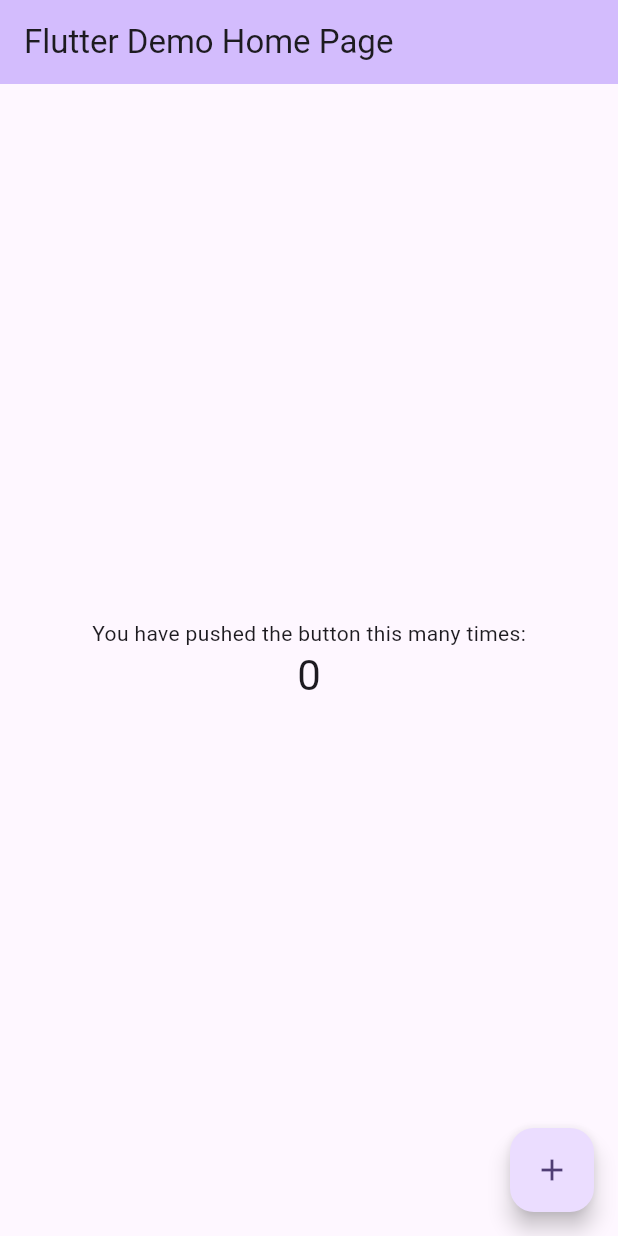
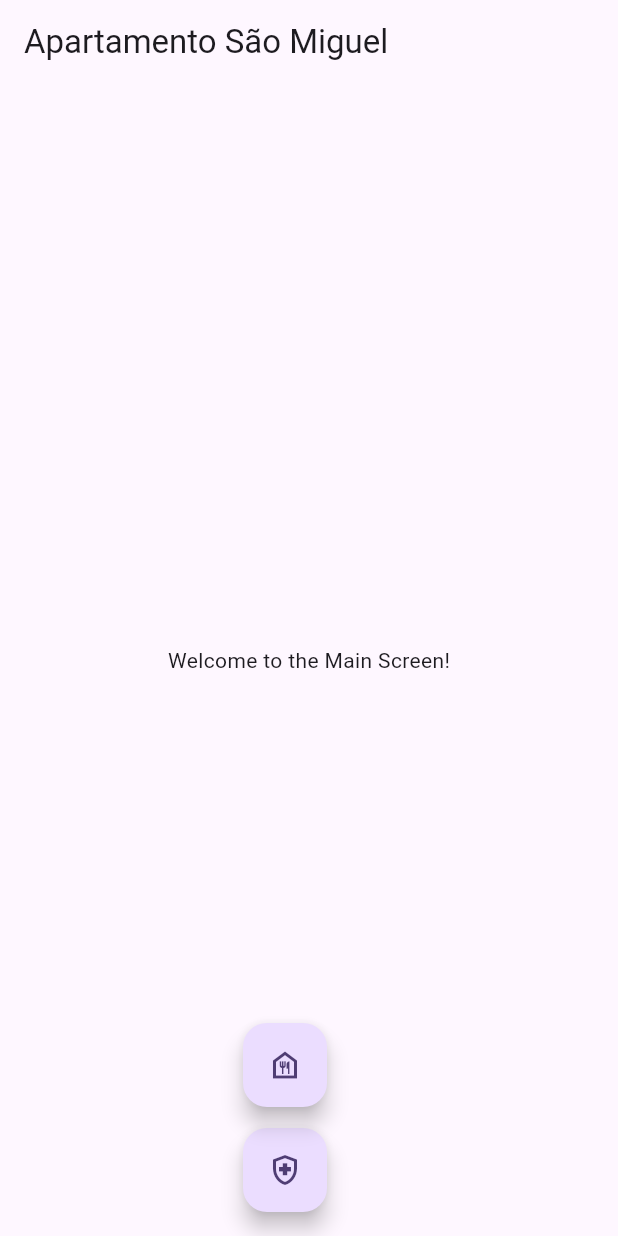
Before and after one commit to Fellipe-Borsato/app_sao_miguel, a Flutter app: the screen it shows after launch, on a phone screen of 412 x 824 dp. Run offline on Flutter 3.47's test engine with Material 3 defaults, Android fonts, the phone set to English and light mode, and no system bars.

Commit message:
feat: add food and healf button on main screen

```diff
--- a/lib/main.dart
+++ b/lib/main.dart
@@ -1,3 +1,4 @@
+import 'package:app_sao_miguel/main_screen.dart';
 import 'package:flutter/material.dart';
 
 void main() {
@@ -5,118 +6,16 @@ void main() {
 }
 
 class MyApp extends StatelessWidget {
-  const MyApp({super.key});
-
-  // This widget is the root of your application.
+const MyApp({super.key});
   @override
   Widget build(BuildContext context) {
     return MaterialApp(
-      title: 'Flutter Demo',
+      title: 'Apartamento São Miguel',
       theme: ThemeData(
-        // This is the theme of your application.
-        //
-        // TRY THIS: Try running your application with "flutter run". You'll see
-        // the application has a purple toolbar. Then, without quitting the app,
-        // try changing the seedColor in the colorScheme below to Colors.green
-        // and then invoke "hot reload" (save your changes or press the "hot
-        // reload" button in a Flutter-supported IDE, or press "r" if you used
-        // the command line to start the app).
-        //
-        // Notice that the counter didn't reset back to zero; the application
-        // state is not lost during the reload. To reset the state, use hot
-        // restart instead.
-        //
-        // This works for code too, not just values: Most code changes can be
-        // tested with just a hot reload.
+        //---------------------------------------------------------------------
         colorScheme: ColorScheme.fromSeed(seedColor: Colors.deepPurple),
       ),
-      home: const MyHomePage(title: 'Flutter Demo Home Page'),
+      home: const MainScreen(),
     );
   }
 }
-
-class MyHomePage extends StatefulWidget {
-  const MyHomePage({super.key, required this.title});
-
-  // This widget is the home page of your application. It is stateful, meaning
-  // that it has a State object (defined below) that contains fields that affect
-  // how it looks.
-
-  // This class is the configuration for the state. It holds the values (in this
-  // case the title) provided by the parent (in this case the App widget) and
-  // used by the build method of the State. Fields in a Widget subclass are
-  // always marked "final".
-
-  final String title;
-
-  @override
-  State<MyHomePage> createState() => _MyHomePageState();
-}
-
-class _MyHomePageState extends State<MyHomePage> {
-  int _counter = 0;
-
-  void _incrementCounter() {
-    setState(() {
-      // This call to setState tells the Flutter framework that something has
-      // changed in this State, which causes it to rerun the build method below
-      // so that the display can reflect the updated values. If we changed
-      // _counter without calling setState(), then the build method would not be
-      // called again, and so nothing would appear to happen.
-      _counter++;
-    });
-  }
-
-  @override
-  Widget build(BuildContext context) {
-    // This method is rerun every time setState is called, for instance as done
-    // by the _incrementCounter method above.
-    //
-    // The Flutter framework has been optimized to make rerunning build methods
-    // fast, so that you can just rebuild anything that needs updating rather
-    // than having to individually change instances of widgets.
-    return Scaffold(
-      appBar: AppBar(
-        // TRY THIS: Try changing the color here to a specific color (to
-        // Colors.amber, perhaps?) and trigger a hot reload to see the AppBar
-        // change color while the other colors stay the same.
-        backgroundColor: Theme.of(context).colorScheme.inversePrimary,
-        // Here we take the value from the MyHomePage object that was created by
-        // the App.build method, and use it to set our appbar title.
-        title: Text(widget.title),
-      ),
-      body: Center(
-        // Center is a layout widget. It takes a single child and positions it
-        // in the middle of the parent.
-        child: Column(
-          // Column is also a layout widget. It takes a list of children and
-          // arranges them vertically. By default, it sizes itself to fit its
-          // children horizontally, and tries to be as tall as its parent.
-          //
-          // Column has various properties to control how it sizes itself and
-          // how it positions its children. Here we use mainAxisAlignment to
-          // center the children vertically; the main axis here is the vertical
-          // axis because Columns are vertical (the cross axis would be
-          // horizontal).
-          //
-          // TRY THIS: Invoke "debug painting" (choose the "Toggle Debug Paint"
-          // action in the IDE, or press "p" in the console), to see the
-          // wireframe for each widget.
-          mainAxisAlignment: MainAxisAlignment.center,
-          children: <Widget>[
-            const Text('You have pushed the button this many times:'),
-            Text(
-              '$_counter',
-              style: Theme.of(context).textTheme.headlineMedium,
-            ),
-          ],
-        ),
-      ),
-      floatingActionButton: FloatingActionButton(
-        onPressed: _incrementCounter,
-        tooltip: 'Increment',
-        child: const Icon(Icons.add),
-      ), // This trailing comma makes auto-formatting nicer for build methods.
-    );
-  }
-}
--- /dev/null
+++ b/lib/main_screen.dart
@@ -0,0 +1,38 @@
+import 'package:flutter/material.dart';
+
+class MainScreen extends StatelessWidget {
+  const MainScreen({super.key});
+
+  @override
+  Widget build(BuildContext context) {
+    return Scaffold(
+      appBar: AppBar(
+        title: const Text("Apartamento São Miguel"),
+      ),
+      body: Center(
+        child: const Text('Welcome to the Main Screen!'),
+      ),
+      floatingActionButton: Stack(
+        children: <Widget>[
+          Align(
+            alignment: Alignment.bottomCenter,
+            child: FloatingActionButton(
+              onPressed: () {},
+              child: const Icon(Icons.health_and_safety_outlined),
+            ),
+          ),
+          Padding(
+            padding: const EdgeInsets.only(bottom: 70.0),
+            child: Align(
+              alignment: Alignment.bottomCenter,
+              child: FloatingActionButton(
+                onPressed: () {},
+                child: const Icon(Icons.food_bank_outlined),
+              ),
+            ),
+          ),
+        ],
+      ),
+    );
+  }
+}
```
Also changed, not shown: 1 other file.
